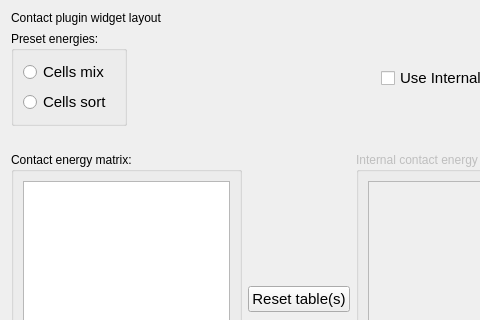
Qt form cc3d/twedit5/Plugins/CC3DProject/ContactPlugin_widget.ui (CompuCell3D/cc3d-twedit5) before a commit; both pictures show x 0 to 480 and y 0 to 320 of the 598 by 458 pixel window.
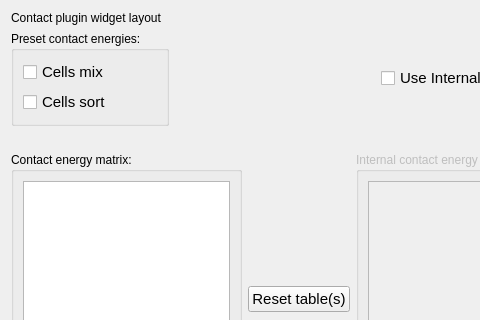
The same form after that commit.

Commit message:
More updates to ContactPluginWidget class
Add default contact energies for sorting and mixing. Add reset to defaults method.

What changed in the file:
```diff
--- a/cc3d/twedit5/Plugins/CC3DProject/ContactPlugin_widget.ui
+++ b/cc3d/twedit5/Plugins/CC3DProject/ContactPlugin_widget.ui
@@ -28,11 +28,11 @@
        <item>
         <widget class="QGroupBox" name="presetsGB">
          <property name="title">
-          <string>Preset energies:</string>
+          <string>Preset contact energies:</string>
          </property>
          <layout class="QVBoxLayout" name="verticalLayout_3">
           <item>
-           <widget class="QRadioButton" name="cells_mixRB">
+           <widget class="QCheckBox" name="cells_mixCB">
             <property name="font">
              <font>
               <pointsize>11</pointsize>
@@ -44,7 +44,7 @@
            </widget>
           </item>
           <item>
-           <widget class="QRadioButton" name="cells_sortRB">
+           <widget class="QCheckBox" name="cells_sortCB">
             <property name="font">
              <font>
               <pointsize>11</pointsize>
```
The commit also changes 2 other files.
